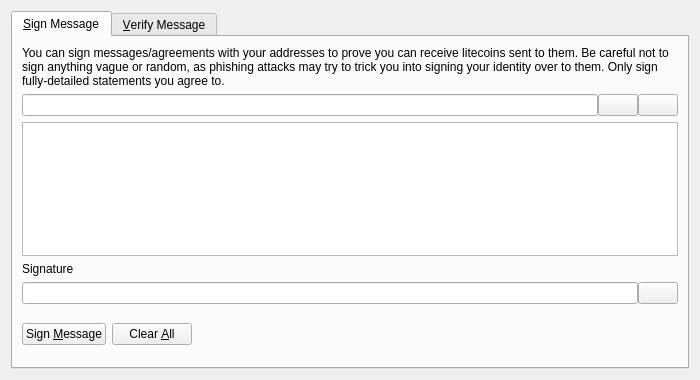
First picture: the form in src/qt/forms/signverifymessagedialog.ui, repository jphants/Bebacoin, before the edit.
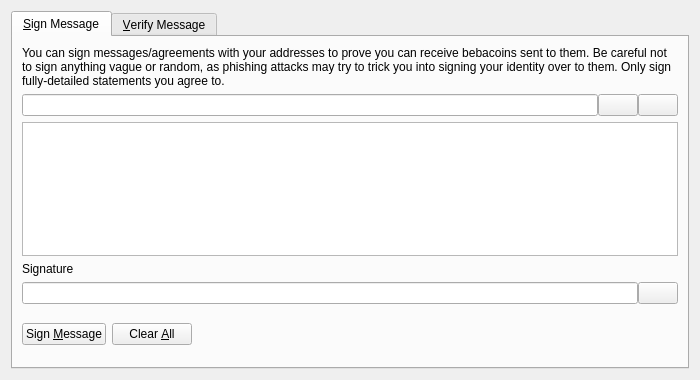
Second picture: the form after the edit. Icons and pictures are not drawn. Custom widgets are drawn as their Qt base class.

What changed in the file:
```diff
--- a/src/qt/forms/signverifymessagedialog.ui
+++ b/src/qt/forms/signverifymessagedialog.ui
@@ -30,7 +30,7 @@
        <item>
         <widget class="QLabel" name="infoLabel_SM">
          <property name="text">
-          <string>You can sign messages/agreements with your addresses to prove you can receive litecoins sent to them. Be careful not to sign anything vague or random, as phishing attacks may try to trick you into signing your identity over to them. Only sign fully-detailed statements you agree to.</string>
+          <string>You can sign messages/agreements with your addresses to prove you can receive bebacoins sent to them. Be careful not to sign anything vague or random, as phishing attacks may try to trick you into signing your identity over to them. Only sign fully-detailed statements you agree to.</string>
          </property>
          <property name="textFormat">
           <enum>Qt::PlainText</enum>
```
Left out of the diff: 8 changed lines with no effect on the pictures.
